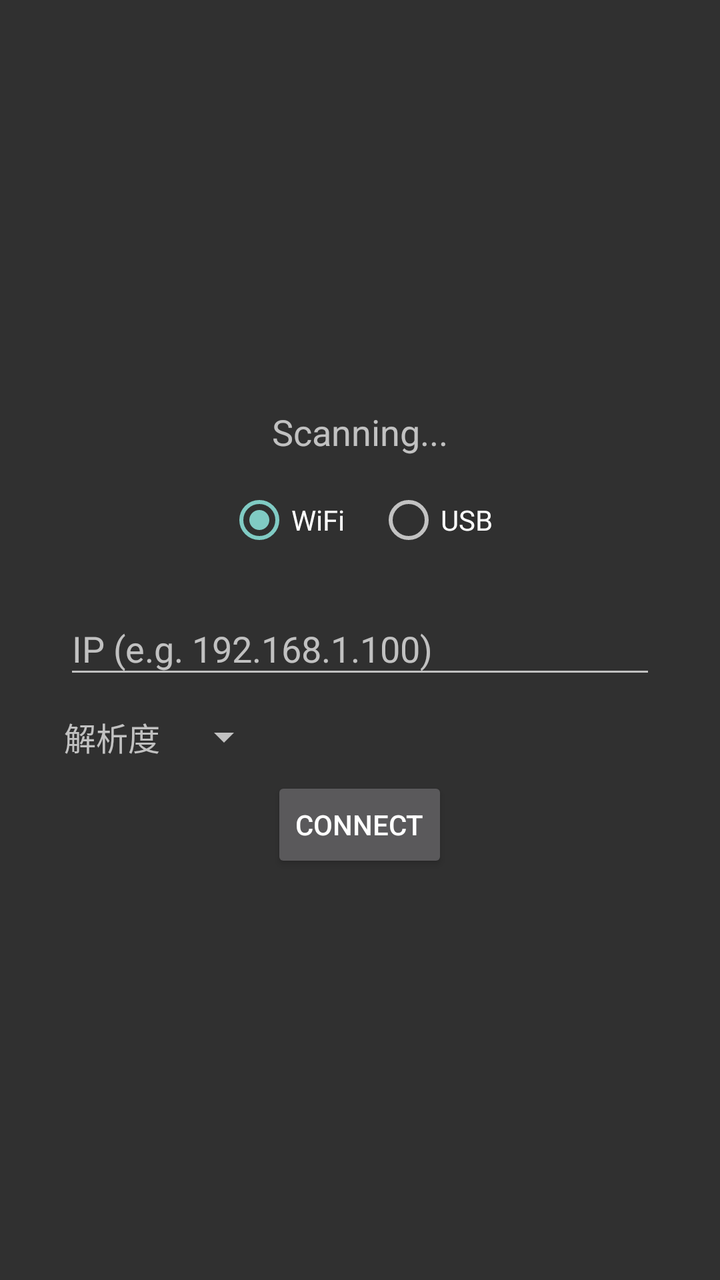
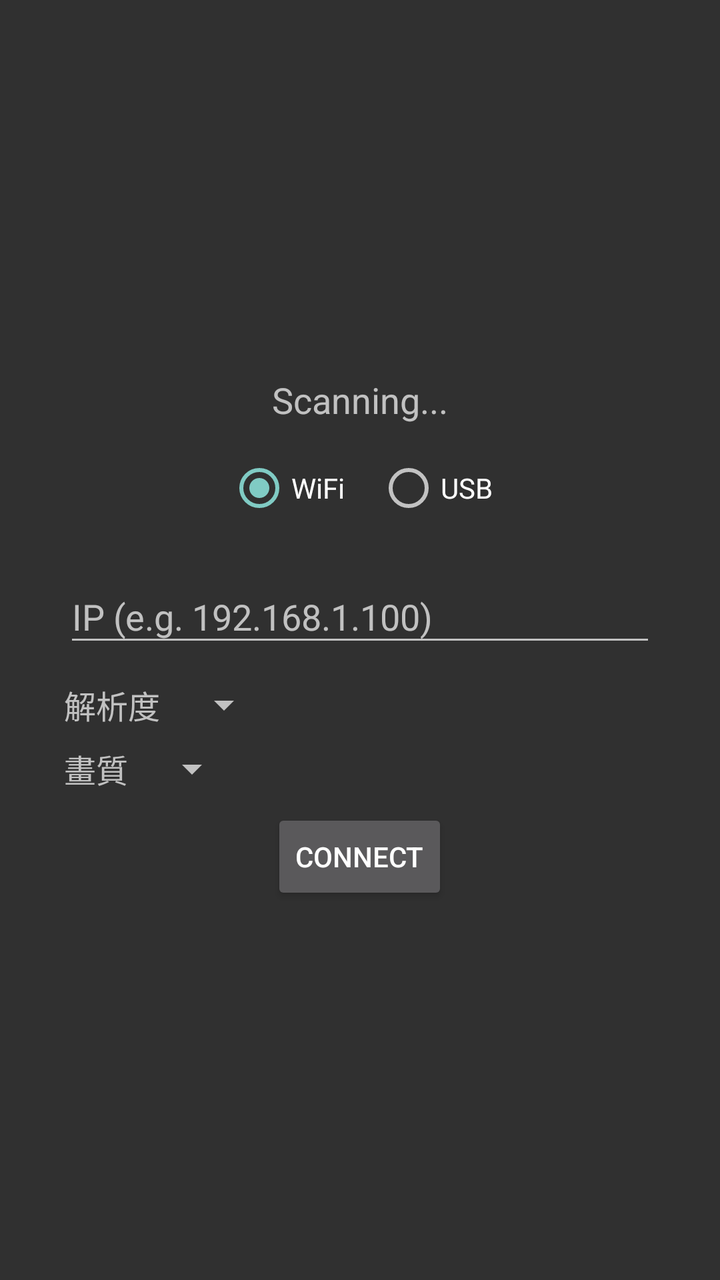

An Android layout rendered at two revisions. The XML below is the earlier revision; the diff shows what the commit changed to produce the second picture.
<!-- AndroidManifest.xml: application theme Theme.AppCompat.NoActionBar -->
<!-- res/layout/activity_main.xml -->
<?xml version="1.0" encoding="utf-8"?>
<LinearLayout xmlns:android="http://schemas.android.com/apk/res/android"
    android:layout_width="match_parent"
    android:layout_height="match_parent"
    android:orientation="vertical"
    android:gravity="center"
    android:padding="32dp">

    <TextView
        android:id="@+id/statusText"
        android:layout_width="wrap_content"
        android:layout_height="wrap_content"
        android:text="Scanning..."
        android:textSize="18sp" />

    <RadioGroup
        android:id="@+id/connectionMode"
        android:layout_width="wrap_content"
        android:layout_height="wrap_content"
        android:orientation="horizontal"
        android:layout_marginTop="16dp">

        <RadioButton
            android:id="@+id/modeWifi"
            android:layout_width="wrap_content"
            android:layout_height="wrap_content"
            android:text="WiFi"
            android:checked="true" />

        <RadioButton
            android:id="@+id/modeUsb"
            android:layout_width="wrap_content"
            android:layout_height="wrap_content"
            android:text="USB"
            android:layout_marginStart="16dp" />
    </RadioGroup>

    <com.google.android.material.textfield.TextInputLayout
        android:id="@+id/ipInputLayout"
        android:layout_width="match_parent"
        android:layout_height="wrap_content"
        android:layout_marginTop="16dp">

        <com.google.android.material.textfield.TextInputEditText
            android:id="@+id/manualIpInput"
            android:layout_width="match_parent"
            android:layout_height="wrap_content"
            android:hint="IP (e.g. 192.168.1.100)" />
    </com.google.android.material.textfield.TextInputLayout>

    <LinearLayout
        android:layout_width="match_parent"
        android:layout_height="wrap_content"
        android:orientation="horizontal"
        android:gravity="center_vertical"
        android:layout_marginTop="12dp">

        <TextView
            android:layout_width="wrap_content"
            android:layout_height="wrap_content"
            android:text="@string/resolution_label"
            android:textSize="16sp" />

        <Spinner
            android:id="@+id/resolutionSpinner"
            android:layout_width="wrap_content"
            android:layout_height="wrap_content"
            android:layout_marginStart="8dp" />
    </LinearLayout>

    <Button
        android:id="@+id/connectButton"
        android:layout_width="wrap_content"
        android:layout_height="wrap_content"
        android:layout_marginTop="8dp"
        android:text="Connect" />
</LinearLayout>
<!-- resources referenced by this layout -->
<resources>
  <string name="resolution_label">解析度</string>
</resources>

<!-- the commit's change to res/layout/activity_main.xml (unified diff, before → after) -->
@@ -68,6 +68,26 @@
             android:layout_marginStart="8dp" />
     </LinearLayout>
 
+    <LinearLayout
+        android:layout_width="match_parent"
+        android:layout_height="wrap_content"
+        android:orientation="horizontal"
+        android:gravity="center_vertical"
+        android:layout_marginTop="8dp">
+
+        <TextView
+            android:layout_width="wrap_content"
+            android:layout_height="wrap_content"
+            android:text="@string/bitrate_label"
+            android:textSize="16sp" />
+
+        <Spinner
+            android:id="@+id/bitrateSpinner"
+            android:layout_width="wrap_content"
+            android:layout_height="wrap_content"
+            android:layout_marginStart="8dp" />
+    </LinearLayout>
+
     <Button
         android:id="@+id/connectButton"
         android:layout_width="wrap_content"
<!-- resource entries referenced after the edit -->
@@ -1,5 +1,6 @@
 <!-- resources referenced by this layout -->
 <resources>
+  <string name="bitrate_label">畫質</string>
   <string name="resolution_label">解析度</string>
 </resources>
 
